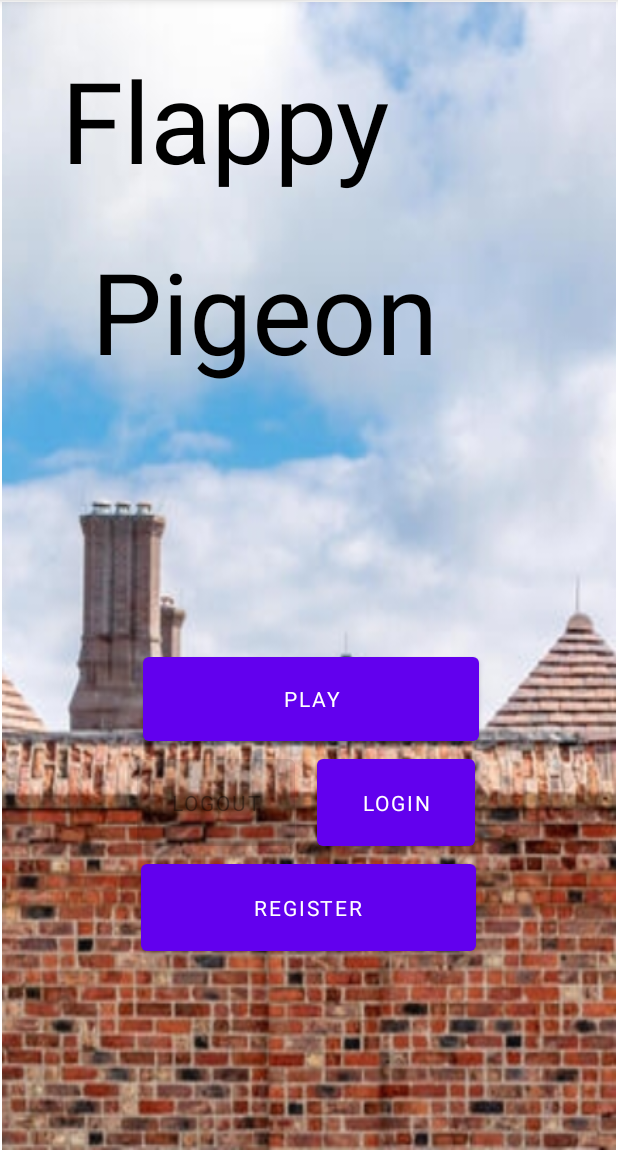
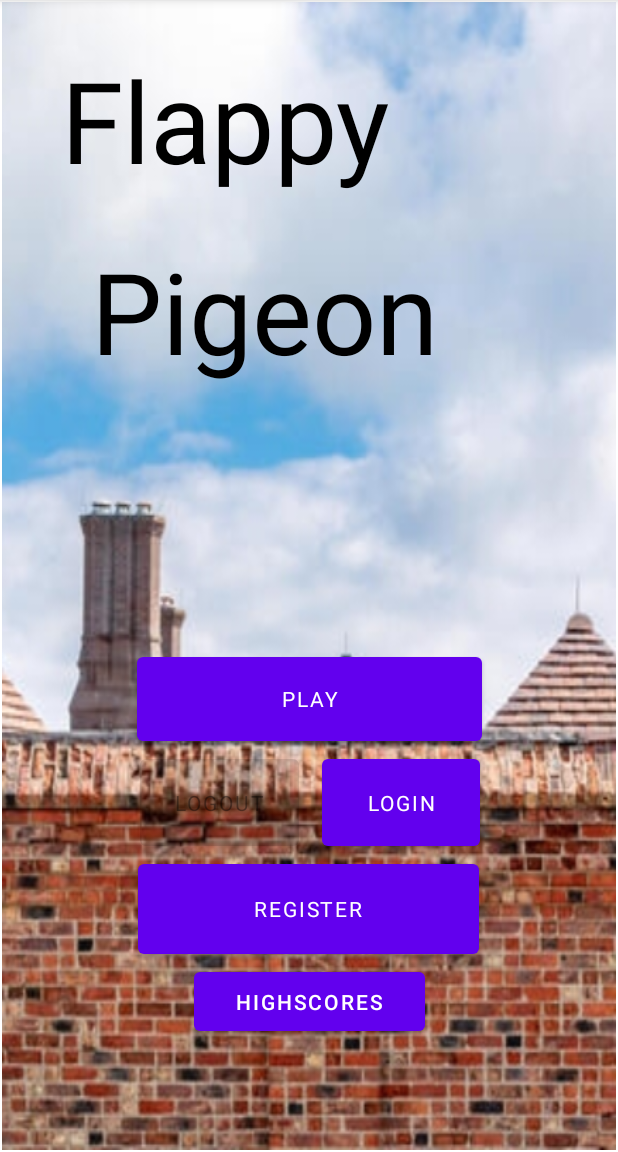
Before and after one commit to JoMI103/ProjetoCM, an Android app: the screen it shows after launch (MainActivity), on a phone screen of 412 x 824 dp, the part 84-1236 px from its top. Run offline under Robolectric (Android 15) with nearby library versions, the phone set to English and light mode, and no system bars; our stand-ins replace Firebase (no records; nobody signed in at launch, a user with empty details on screens opened directly); Roboto replaces fonts that are not available here; 1 statement that could not run was skipped.

Commit message:
highscores

```diff
--- a/app/src/main/java/com/example/projetocm/FragmentSystem/MenuFragment.kt
+++ b/app/src/main/java/com/example/projetocm/FragmentSystem/MenuFragment.kt
@@ -76,6 +76,9 @@ class MenuFragment : Fragment(){
                 binding.LogoutButton.isEnabled = false
             }
         }
+        binding.HighscoreButton.setOnClickListener {
+            findNavController().navigate(R.id.action_menuFragment_to_highscoreFragment)
+        }
 
 
 
--- a/app/src/main/res/layout/fragment_menu.xml
+++ b/app/src/main/res/layout/fragment_menu.xml
@@ -9,7 +9,7 @@
 
     <Button
         android:id="@+id/PlayButton"
-        android:layout_width="224dp"
+        android:layout_width="230dp"
         android:layout_height="68dp"
         android:layout_marginStart="90dp"
         android:layout_marginTop="152dp"
@@ -17,15 +17,15 @@
         android:fontFamily="@font/concert_one"
         android:text="@string/play"
         app:layout_constraintEnd_toEndOf="parent"
-        app:layout_constraintHorizontal_bias="0.74"
+        app:layout_constraintHorizontal_bias="0.0"
         app:layout_constraintStart_toStartOf="parent"
         app:layout_constraintTop_toBottomOf="@+id/textView2" />
 
     <Button
         android:id="@+id/LogoutButton"
-        android:layout_width="105dp"
+        android:layout_width="106dp"
         android:layout_height="70dp"
-        android:layout_marginStart="90dp"
+        android:layout_marginStart="92dp"
         android:fontFamily="@font/concert_one"
         android:text="@string/logout"
         app:layout_constraintStart_toStartOf="parent"
@@ -39,14 +39,14 @@
         android:fontFamily="@font/concert_one"
         android:text="@string/login"
         app:layout_constraintEnd_toEndOf="parent"
-        app:layout_constraintHorizontal_bias="0.8"
+        app:layout_constraintHorizontal_bias="0.954"
         app:layout_constraintStart_toEndOf="@+id/LogoutButton"
         app:layout_constraintTop_toBottomOf="@+id/PlayButton" />
 
     <Button
         android:id="@+id/RegisterButton"
-        android:layout_width="223dp"
-        android:layout_height="70dp"
+        android:layout_width="227dp"
+        android:layout_height="72dp"
         android:layout_marginStart="90dp"
         android:layout_marginEnd="90dp"
         android:fontFamily="@font/concert_one"
@@ -55,6 +55,15 @@
         app:layout_constraintHorizontal_bias="0.489"
         app:layout_constraintStart_toStartOf="parent"
         app:layout_constraintTop_toBottomOf="@+id/LoginButton" />
+
+    <Button
+        android:id="@+id/HighscoreButton"
+        android:layout_width="154dp"
+        android:layout_height="51dp"
+        android:text="@string/highscores"
+        app:layout_constraintEnd_toEndOf="parent"
+        app:layout_constraintStart_toStartOf="parent"
+        app:layout_constraintTop_toBottomOf="@+id/RegisterButton" />
 
     <TextView
         android:id="@+id/AppName"
--- a/app/src/main/res/navigation/initial_menu.xml
+++ b/app/src/main/res/navigation/initial_menu.xml
@@ -15,6 +15,12 @@
         <action
             android:id="@+id/action_menuFragment_to_registerFragment"
             app:destination="@id/registerFragment" />
+        <action
+            android:id="@+id/action_menuFragment_self"
+            app:destination="@id/menuFragment" />
+        <action
+            android:id="@+id/action_menuFragment_to_highscoreFragment"
+            app:destination="@id/highscoreFragment" />
     </fragment>
     <fragment
         android:id="@+id/loginFragment"
@@ -34,4 +40,13 @@
             android:id="@+id/action_registerFragment_to_loginFragment"
             app:destination="@id/loginFragment" />
     </fragment>
+    <fragment
+        android:id="@+id/highscoreFragment"
+        android:name="com.example.projetocm.FragmentSystem.HighscoreFragment"
+        android:label="fragment_highscore"
+        tools:layout="@layout/fragment_highscore" >
+        <action
+            android:id="@+id/action_highscoreFragment_to_menuFragment"
+            app:destination="@id/menuFragment" />
+    </fragment>
 </navigation>
--- a/app/src/main/res/values/strings.xml
+++ b/app/src/main/res/values/strings.xml
@@ -12,4 +12,5 @@
     <string name="register">Register</string>
     <string name="flappy">Flappy</string>
     <string name="pigeon">Pigeon</string>
+    <string name="highscores">Highscores</string>
 </resources>
```
Also changed, not shown: app/src/main/java/com/example/projetocm/FragmentSystem/HighscoreFragment.kt (added, +83 -0 lines), app/src/main/res/layout/fragment_highscore.xml (added, +28 -0 lines), app/src/main/res/layout/row_score.xml (added, +26 -0 lines).
